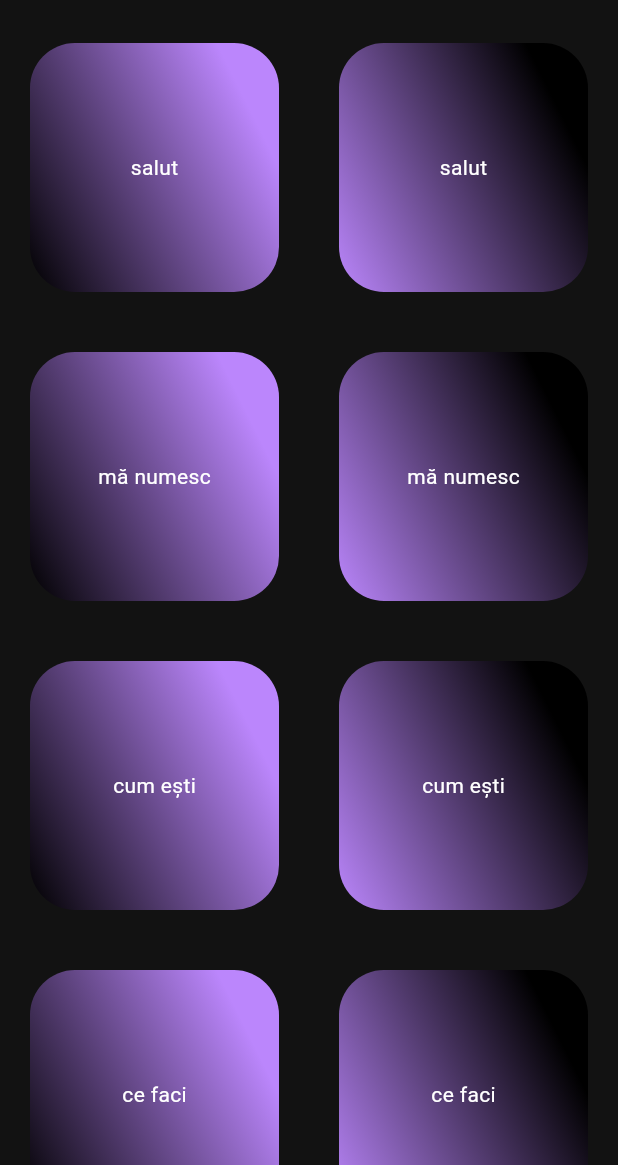
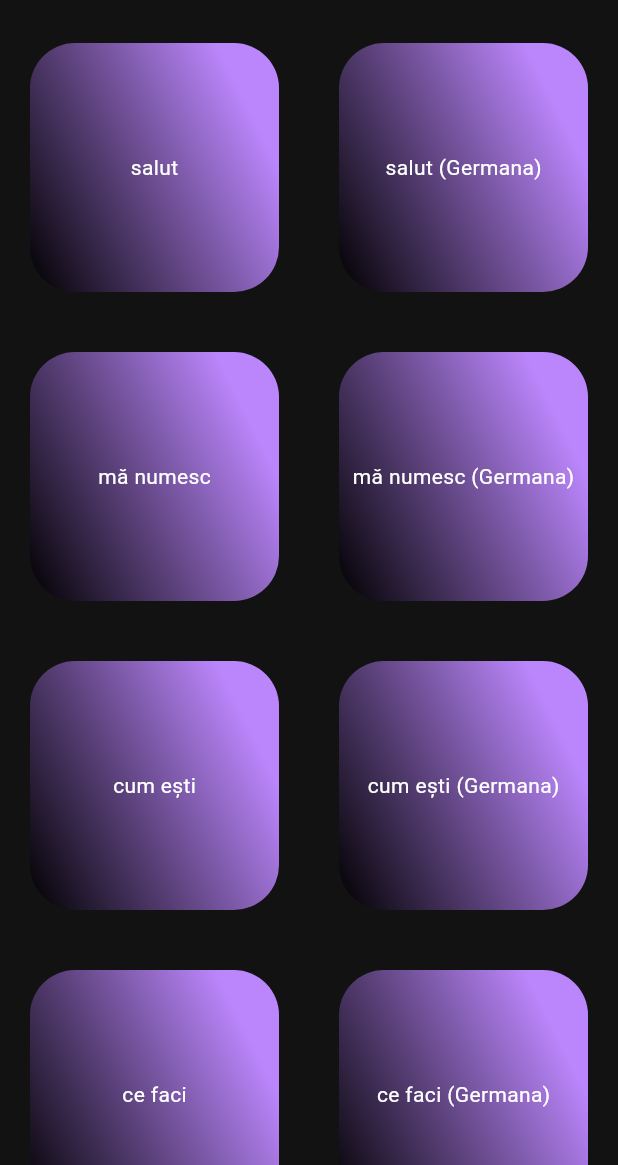
Before and after one commit to manolaqe/basic_phrases, a Flutter app: the screen it shows after launch, on a phone screen of 412 x 824 dp, the part 71-1236 px from its top. Run offline on Flutter 3.47's test engine with Material 2 defaults, Android fonts, the phone set to English and light mode, and no system bars; our stand-ins replace audioplayers.

Commit message:
third commit

```diff
--- a/lib/main.dart
+++ b/lib/main.dart
@@ -42,6 +42,14 @@ class _MyHomePageState extends State<MyHomePage> {
       setState(() {
         playerState = s;
       });
+
+      if (playerState == PlayerState.completed) {
+        setState(() {
+          basicPhrases.forEach((element) {
+            element.isToggled = false;
+          });
+        });
+      }
     });
   }
 
@@ -50,37 +58,27 @@ class _MyHomePageState extends State<MyHomePage> {
         romanianText: 'salut',
         germanText: 'salut (Germana)',
         isToggled: false,
-        audioPath: "01.mp3"),
+        romanianAudioPath: "01.mp3",
+        germanAudioPath: "02.mp3"),
     PhraseModel(
         romanianText: 'mă numesc',
         germanText: 'mă numesc (Germana)',
         isToggled: false,
-        audioPath: "02.mp3"),
+        romanianAudioPath: "03.mp3",
+        germanAudioPath: "04.mp3"),
     PhraseModel(
         romanianText: 'cum ești',
         germanText: 'cum ești (Germana)',
         isToggled: false,
-        audioPath: "03.mp3"),
+        romanianAudioPath: "05.mp3",
+        germanAudioPath: "06.mp3"),
     PhraseModel(
         romanianText: 'ce faci',
         germanText: 'ce faci (Germana)',
         isToggled: false,
-        audioPath: "04.mp3"),
+        romanianAudioPath: "07.mp3",
+        germanAudioPath: "08.mp3"),
   ];
-
-  void _flipCard(index) {
-    setState(() {
-      basicPhrases[index].isToggled = !basicPhrases[index].isToggled;
-    });
-  }
-
-  Widget _buildBack(PhraseModel phrase) {
-    return Center(child: CircularProgressIndicator(color: Colors.green));
-  }
-
-  Widget _buildFront(PhraseModel phrase) {
-    return Center(child: Text(phrase.romanianText));
-  }
 
   @override
   Widget build(BuildContext context) {
@@ -104,14 +102,19 @@ class _MyHomePageState extends State<MyHomePage> {
                               aspectRatio: 1,
                               child: GestureDetector(
                                   onTapDown: (details) {
+                                    if (playerState != PlayerState.playing) {
                                       setState(() {
                                         basicPhrases[index].isToggled =
                                             !basicPhrases[index].isToggled;
                                       });
+                                    }
                                   },
                                   onTapUp: (details) {
+                                    if (playerState != PlayerState.playing) {
                                       player.play(AssetSource(
-                                        basicPhrases[index].audioPath));
+                                          basicPhrases[index]
+                                              .romanianAudioPath));
+                                    }
                                   },
                                   child: Container(
                                     margin: const EdgeInsets.all(20),
@@ -128,30 +131,57 @@ class _MyHomePageState extends State<MyHomePage> {
                                             ]),
                                         borderRadius:
                                             BorderRadius.circular(30)),
-                                    child: playerState == PlayerState.playing
-                                        ? _buildBack(basicPhrases[index])
-                                        : _buildFront(basicPhrases[index]),
+                                    child: playerState == PlayerState.playing &&
+                                            basicPhrases[index].isToggled
+                                        ? const Center(
+                                            child: CircularProgressIndicator(
+                                                color: Colors.green))
+                                        : Center(
+                                            child: Text(basicPhrases[index]
+                                                .romanianText)),
                                   )))),
                       Expanded(
                           child: AspectRatio(
                               aspectRatio: 1,
+                              child: GestureDetector(
+                                  onTapDown: (details) {
+                                    if (playerState != PlayerState.playing) {
+                                      setState(() {
+                                        basicPhrases[index].isToggled =
+                                            !basicPhrases[index].isToggled;
+                                      });
+                                    }
+                                  },
+                                  onTapUp: (details) {
+                                    if (playerState != PlayerState.playing) {
+                                      player.play(AssetSource(
+                                          basicPhrases[index].germanAudioPath));
+                                    }
+                                  },
                                   child: Container(
                                     margin: const EdgeInsets.all(20),
                                     decoration: BoxDecoration(
                                         gradient: LinearGradient(
                                             begin: Alignment.bottomLeft,
                                             colors: [
-                                          Theme.of(context).colorScheme.primary,
                                               Theme.of(context)
                                                   .colorScheme
-                                              .onPrimary
+                                                  .onPrimary,
+                                              Theme.of(context)
+                                                  .colorScheme
+                                                  .primary
                                             ]),
-                                    borderRadius: BorderRadius.circular(30)),
-                                child: Center(
-                                    child: Text(
-                                  basicPhrases[index].romanianText,
-                                )),
-                              ))),
+                                        borderRadius:
+                                            BorderRadius.circular(30)),
+                                    child: playerState == PlayerState.playing &&
+                                            basicPhrases[index].isToggled
+                                        ? const Center(
+                                            child: CircularProgressIndicator(
+                                                color: Colors.green))
+                                        : Center(
+                                            child: Text(basicPhrases[index]
+                                                .germanText)),
+                                  )))),
                     ],
                   )
                 ]));
@@ -164,11 +194,13 @@ class PhraseModel {
   String romanianText;
   String germanText;
   bool isToggled = false;
-  String audioPath;
+  String germanAudioPath;
+  String romanianAudioPath;
 
   PhraseModel(
       {required this.romanianText,
       required this.germanText,
       required this.isToggled,
-      required this.audioPath});
+      required this.romanianAudioPath,
+      required this.germanAudioPath});
 }
```
Lines whose indentation alone changed are shown as unchanged.
